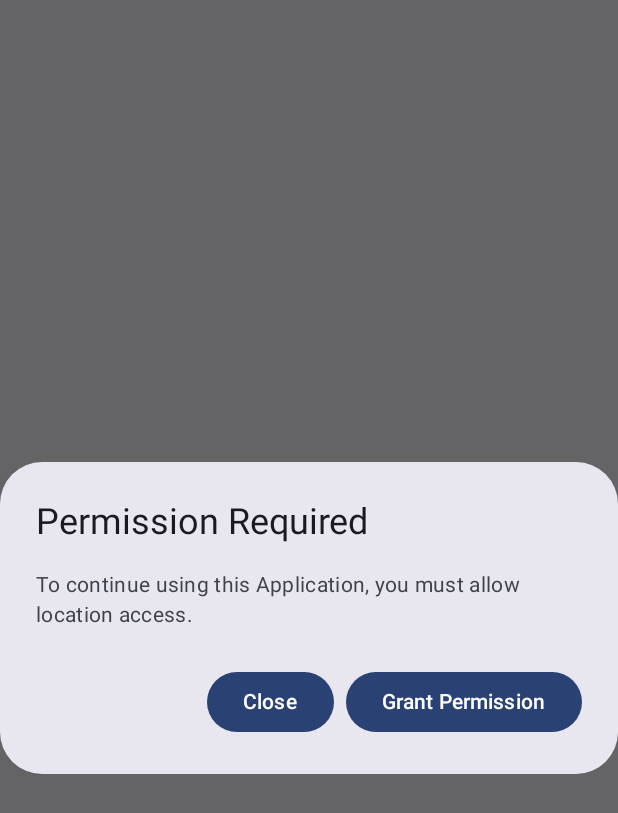
After one commit to petruskametropolia/SBMA-Project, an Android app built with Jetpack Compose: the composable PermissionRequestDialog shown on its own in the app's theme, on a phone screen of 412 x 824 dp. The commit adds this screen. Shown: the top 813 px of the screen. Run offline under Robolectric (Android 15) with nearby library versions, the phone set to English and light mode, and no system bars.

Commit message:
minor changes

```diff
--- /dev/null
+++ b/app/src/main/java/com/example/sbma_project/pemissionManager/PermissionRequestDialog.kt
@@ -0,0 +1,48 @@
+package com.example.sbma_project.pemissionManager
+
+import androidx.compose.material3.AlertDialog
+import androidx.compose.material3.Button
+import androidx.compose.material3.Text
+import androidx.compose.runtime.Composable
+import androidx.compose.ui.Modifier
+
+
+@Composable
+fun PermissionRequestDialog(
+    modifier: Modifier = Modifier,
+    onDismissClick: () -> Unit,
+    onOkClick: () -> Unit,
+) {
+    AlertDialog(
+        onDismissRequest = onDismissClick,
+        title = {
+            Text(
+                text = "Permission Required",
+            )
+        },
+        text = {
+            Text(
+                text = "To continue using this Application, you must allow location access.",
+            )
+        },
+        modifier = modifier,
+        confirmButton = {
+            Button(
+                onClick = onOkClick,
+            ) {
+                Text(
+                    text = "Grant Permission",
+                )
+            }
+        },
+        dismissButton = {
+            Button(
+                onClick = onDismissClick,
+                ) {
+                Text(
+                    text = "Close",
+                )
+            }
+        },
+    )
+}
```
Also changed, not shown: app/build.gradle.kts (+13 -0 lines), app/src/main/AndroidManifest.xml (+19 -0 lines), app/src/main/java/com/example/sbma_project/MainActivity.kt (+63 -13 lines), app/src/main/java/com/example/sbma_project/pemissionManager/PermissionUtils.kt (added, +67 -0 lines).
